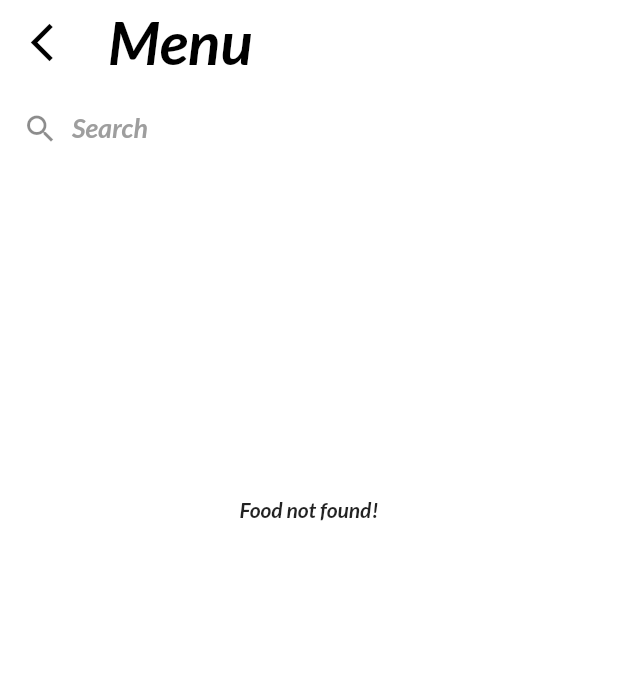
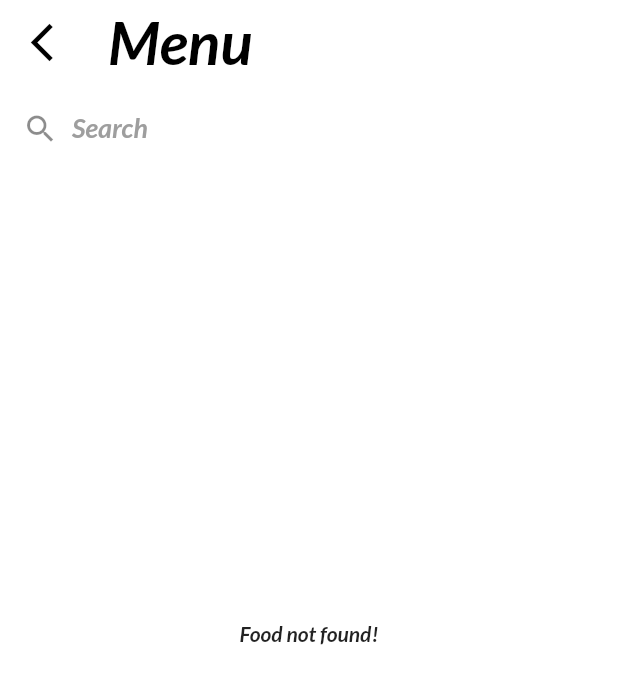
Before and after one commit to erenincesu10/final_project_calorie_tracker, a Flutter app: the screen it shows after launch, after a tap on the "search" icon, on a phone screen of 412 x 824 dp. Shown: the top 684 px of the screen. Run offline on Flutter 3.47's test engine with Material 2 defaults, Android fonts, the phone set to English and light mode, and no system bars; our stand-ins replace curved_navigation_bar, firebase_core, flutter_spinkit, lottie, page_transition and 2 more; missing offline and left inert: dart:ffi; accounts and stored records are empty.

```diff
--- a/lib/components/HomePage/breakfast_page.dart
+++ b/lib/components/HomePage/breakfast_page.dart
@@ -13,12 +13,14 @@ class BreakFastCard extends StatefulWidget {
 class _BreakFastCardState extends State<BreakFastCard> {
   @override
   Widget build(BuildContext context) {
+    final width = MediaQuery.of(context).size.width;
+    final height = MediaQuery.of(context).size.height;
     return SingleChildScrollView(
       child: Padding(
         padding: const EdgeInsets.all(8.0),
         child: Container(
-          height: 180,
-          width: 150,
+          height: height / 3,
+          width: width / 3,
           decoration: BoxDecoration(
             borderRadius: BorderRadius.circular(12),
             border: Border.all(color: Colors.green),
--- a/lib/components/HomePage/dinner_card.dart
+++ b/lib/components/HomePage/dinner_card.dart
@@ -14,12 +14,14 @@ class DinnerCard extends StatefulWidget {
 class _DinnerCardState extends State<DinnerCard> {
   @override
   Widget build(BuildContext context) {
+    final width = MediaQuery.of(context).size.width;
+    final height = MediaQuery.of(context).size.height;
     return SingleChildScrollView(
       child: Padding(
         padding: const EdgeInsets.all(8.0),
         child: Container(
-          height: 180,
-          width: 150,
+          height: height / 3,
+          width: width / 3,
           decoration: BoxDecoration(
             borderRadius: BorderRadius.circular(12),
             border: Border.all(color: Colors.green),
--- a/lib/components/HomePage/lunch_card.dart
+++ b/lib/components/HomePage/lunch_card.dart
@@ -14,12 +14,14 @@ class LunchCard extends StatefulWidget {
 class _LunchCardState extends State<LunchCard> {
   @override
   Widget build(BuildContext context) {
+    final width = MediaQuery.of(context).size.width;
+    final height = MediaQuery.of(context).size.height;
     return SingleChildScrollView(
       child: Padding(
         padding: const EdgeInsets.all(8.0),
         child: Container(
-          height: 180,
-          width: 150,
+          height: height / 3,
+          width: width / 3,
           decoration: BoxDecoration(
             borderRadius: BorderRadius.circular(12),
             border: Border.all(color: Colors.green),
--- a/lib/view/HomePage/home_page.dart
+++ b/lib/view/HomePage/home_page.dart
@@ -24,10 +24,11 @@ class _HomePageState extends State<HomePage> {
   int _index = 0;
   @override
   Widget build(BuildContext context) {
-    double value = 1530;
+    double value = 1500;
     return Scaffold(
       backgroundColor: Color.fromRGBO(248, 245, 228, 1),
-      body: Column(
+      body: SingleChildScrollView(
+        child: Column(
           children: [
             Container(
               width: MediaQuery.of(context).size.width,
@@ -36,8 +37,7 @@ class _HomePageState extends State<HomePage> {
                   borderRadius: BorderRadius.only(
                       bottomLeft: Radius.circular(60),
                       bottomRight: Radius.circular(60)),
-              color: Color.fromRGBO(35, 125, 60, 0.612),
-            ),
+                  color: Color.fromRGBO(83, 145, 101, 100)),
               child: SafeArea(
                 child: Center(
                   child: Column(
@@ -112,22 +112,27 @@ class _HomePageState extends State<HomePage> {
             )
           ],
         ),
+      ),
       bottomNavigationBar: CurvedNavigationBar(
         backgroundColor: Color.fromRGBO(248, 245, 228, 1),
         index: 0,
-        color: Color.fromRGBO(35, 125, 60, 0.612),
-        animationDuration: Duration(microseconds: 200),
+        color: Color.fromRGBO(83, 145, 101, 100),
+        animationDuration: const Duration(microseconds: 200),
         onTap: (i) {
           setState(() {
             _index = i;
             if (_index == 0) {
               return;
             } else
-              Navigator.push(context,
-                  MaterialPageRoute(builder: (context) => ProfilPage()));
+              // ignore: curly_braces_in_flow_control_structures
+              Navigator.push(
+                  context,
+                  PageTransition(
+                      type: PageTransitionType.leftToRight,
+                      child: const ProfilPage()));
           });
         },
-        items: [
+        items: const [
           Icon(
             Icons.home,
             color: Colors.white,
--- a/lib/view/ProfilePage/profile_page.dart
+++ b/lib/view/ProfilePage/profile_page.dart
@@ -36,7 +36,8 @@ class _ProfilPageState extends State<ProfilPage> {
               size: 30,
             )),
       ),
-      body: Container(
+      body: SingleChildScrollView(
+        child: Container(
           child: Center(
             child: Column(
               children: [
@@ -127,6 +128,7 @@ class _ProfilPageState extends State<ProfilPage> {
             ),
           ),
         ),
+      ),
       bottomNavigationBar: CurvedNavigationBar(
         backgroundColor: Colors.white,
         index: _index,
--- a/lib/view/SearchPage/search_page.dart
+++ b/lib/view/SearchPage/search_page.dart
@@ -23,6 +23,8 @@ class _SearchPageState extends State<SearchPage> {
   TextEditingController _searchController = TextEditingController();
   @override
   Widget build(BuildContext context) {
+    final width = MediaQuery.of(context).size.width;
+    final height = MediaQuery.of(context).size.height;
     return Scaffold(
       backgroundColor: Colors.white,
       appBar: AppBar(
@@ -67,7 +69,7 @@ class _SearchPageState extends State<SearchPage> {
                           const TextStyle(color: Colors.grey, fontSize: 18),
                       prefixIcon: Container(
                         padding: const EdgeInsets.all(15),
-                        width: 18,
+                        width: width / 15,
                         child: Icon(Icons.search),
                       ),
                       suffix: TextButton(
@@ -88,8 +90,8 @@ class _SearchPageState extends State<SearchPage> {
             Padding(
                 padding: const EdgeInsets.all(8.0),
                 child: Container(
-                  width: MediaQuery.of(context).size.width,
-                  height: MediaQuery.of(context).size.height * 0.5,
+                  width: MediaQuery.of(context).size.width * 3.7,
+                  height: MediaQuery.of(context).size.height * 0.7,
                   child: context.watch<FoodViewModel>().getList.isEmpty
                       ? Container(
                           width: MediaQuery.of(context).size.width * 0.4,
```
Lines whose indentation alone changed are shown as unchanged.
